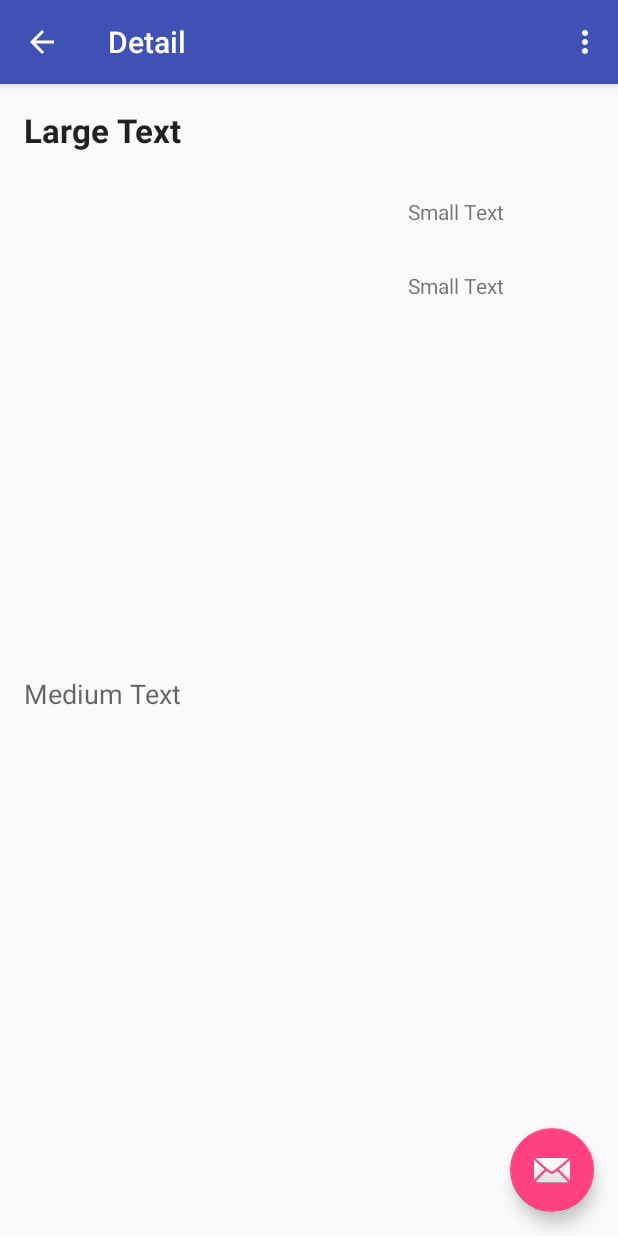
After one commit to ducs1988/PopularMovies, an Android app: the DetailActivity screen opened directly, with no data from a screen before it, on a phone screen of 412 x 824 dp. The commit adds this screen. Run offline under Robolectric (Android 15) with nearby library versions, the phone set to English and light mode, and no system bars; our stand-ins replace Picasso; pictures from the network do not load.

Commit message:
Big feature: Detail Activity

```diff
--- /dev/null
+++ b/app/src/main/java/com/example/cs/popularmovies/DetailActivity.java
@@ -0,0 +1,54 @@
+package com.example.cs.popularmovies;
+
+import android.content.Intent;
+import android.os.Bundle;
+import android.support.design.widget.FloatingActionButton;
+import android.support.design.widget.Snackbar;
+import android.support.v7.app.AppCompatActivity;
+import android.support.v7.widget.Toolbar;
+import android.view.Menu;
+import android.view.MenuItem;
+import android.view.View;
+
+public class DetailActivity extends AppCompatActivity {
+
+    @Override
+    protected void onCreate(Bundle savedInstanceState) {
+        super.onCreate(savedInstanceState);
+        setContentView(R.layout.activity_detail);
+        Toolbar toolbar = (Toolbar) findViewById(R.id.toolbar);
+        setSupportActionBar(toolbar);
+
+        FloatingActionButton fab = (FloatingActionButton) findViewById(R.id.fab);
+        fab.setOnClickListener(new View.OnClickListener() {
+            @Override
+            public void onClick(View view) {
+                Snackbar.make(view, "Replace with your own action", Snackbar.LENGTH_LONG)
+                        .setAction("Action", null).show();
+            }
+        });
+        getSupportActionBar().setDisplayHomeAsUpEnabled(true);
+    }
+
+    @Override
+    public boolean onCreateOptionsMenu(Menu menu) {
+        // Inflate the menu; this adds items to the action bar if it is present.
+        getMenuInflater().inflate(R.menu.menu_detail, menu);
+        return true;
+    }
+
+    @Override
+    public boolean onOptionsItemSelected(MenuItem item) {
+
+        int id = item.getItemId();
+
+        //noinspection SimplifiableIfStatement
+        if (id == R.id.action_settings) {
+            startActivity(new Intent(this, SettingsActivity.class));
+            return true;
+        }
+
+        return super.onOptionsItemSelected(item);
+    }
+
+}
--- /dev/null
+++ b/app/src/main/java/com/example/cs/popularmovies/DetailActivityFragment.java
@@ -0,0 +1,64 @@
+package com.example.cs.popularmovies;
+
+import android.content.Intent;
+import android.os.Bundle;
+import android.support.v4.app.Fragment;
+import android.view.LayoutInflater;
+import android.view.View;
+import android.view.ViewGroup;
+import android.widget.ImageView;
+import android.widget.TextView;
+
+import com.squareup.picasso.Picasso;
+
+/**
+ * A placeholder fragment containing a simple view.
+ */
+public class DetailActivityFragment extends Fragment {
+
+    public DetailActivityFragment() {
+    }
+
+    @Override
+    public View onCreateView(LayoutInflater inflater, ViewGroup container,
+                             Bundle savedInstanceState) {
+
+
+        View rootView =  inflater.inflate(R.layout.fragment_detail, container, false);
+
+        Intent intent = getActivity().getIntent();
+        if (intent != null && intent.hasExtra("MovieDetail")) {
+
+            MovieInfo movieDetail = (MovieInfo) intent.getSerializableExtra("MovieDetail");
+
+            ((TextView) rootView.findViewById(R.id.org_title))
+                    .setText(movieDetail.getOriginal_title());
+
+            ImageView imageView = (ImageView) rootView.findViewById(R.id.poster);
+            String url = "http://image.tmdb.org/t/p/w500/" +
+                    movieDetail.getPoster_path();
+            // picasso
+            Picasso.with(getActivity())
+                    .load(url)
+                    .into(imageView);
+            imageView.setScaleType(ImageView.ScaleType.FIT_XY);
+
+            ((TextView) rootView.findViewById(R.id.releaseDate))
+                    .setText("Release: " + movieDetail.getRelease_date());
+
+            ((TextView) rootView.findViewById(R.id.vote_average))
+                    .setText("Rate: " + movieDetail.getVote_average());
+
+/*
+            ((TextView) rootView.findViewById(R.id.runtime))
+                    .setText(movieDetail.);
+*/
+
+            ((TextView) rootView.findViewById(R.id.overview))
+                    .setText("Overview: \n" + movieDetail.getOverview());
+        }
+
+        return rootView;
+    }
+
+}
--- /dev/null
+++ b/app/src/main/res/layout/activity_detail.xml
@@ -0,0 +1,34 @@
+<?xml version="1.0" encoding="utf-8"?>
+<android.support.design.widget.CoordinatorLayout xmlns:android="http://schemas.android.com/apk/res/android"
+    xmlns:app="http://schemas.android.com/apk/res-auto"
+    xmlns:tools="http://schemas.android.com/tools"
+    android:layout_width="match_parent"
+    android:layout_height="match_parent"
+    android:fitsSystemWindows="true"
+    tools:context="com.example.cs.popularmovies.DetailActivity">
+
+    <android.support.design.widget.AppBarLayout
+        android:layout_width="match_parent"
+        android:layout_height="wrap_content"
+        android:theme="@style/AppTheme.AppBarOverlay">
+
+        <android.support.v7.widget.Toolbar
+            android:id="@+id/toolbar"
+            android:layout_width="match_parent"
+            android:layout_height="?attr/actionBarSize"
+            android:background="?attr/colorPrimary"
+            app:popupTheme="@style/AppTheme.PopupOverlay" />
+
+    </android.support.design.widget.AppBarLayout>
+
+    <include layout="@layout/content_detail" />
+
+    <android.support.design.widget.FloatingActionButton
+        android:id="@+id/fab"
+        android:layout_width="wrap_content"
+        android:layout_height="wrap_content"
+        android:layout_gravity="bottom|end"
+        android:layout_margin="@dimen/fab_margin"
+        android:src="@android:drawable/ic_dialog_email" />
+
+</android.support.design.widget.CoordinatorLayout>
--- /dev/null
+++ b/app/src/main/res/layout/fragment_detail.xml
@@ -0,0 +1,99 @@
+<ScrollView
+    android:layout_width="match_parent"
+    android:layout_height="match_parent"
+    xmlns:android="http://schemas.android.com/apk/res/android">
+
+<RelativeLayout xmlns:android="http://schemas.android.com/apk/res/android"
+    xmlns:tools="http://schemas.android.com/tools"
+    android:layout_width="match_parent"
+    android:layout_height="match_parent"
+    android:paddingBottom="@dimen/activity_vertical_margin"
+    android:paddingLeft="@dimen/activity_horizontal_margin"
+    android:paddingRight="@dimen/activity_horizontal_margin"
+    android:paddingTop="@dimen/activity_vertical_margin"
+    tools:context="com.example.cs.popularmovies.DetailActivityFragment"
+    tools:showIn="@layout/activity_detail"
+    tools:ignore="MergeRootFrame">
+
+    <!--<ListView
+        android:layout_width="match_parent"
+        android:layout_height="match_parent"
+        android:id="@+id/movie_details" />-->
+
+    <!--<TextView
+        android:layout_width="match_parent"
+        android:layout_height="match_parent"
+        android:minHeight="?android:attr/listPreferredItemHeight"
+        android:gravity="center"
+        android:id="@+id/movie_id"/>-->
+
+    <TextView
+        android:layout_width="match_parent"
+        android:layout_height="wrap_content"
+        android:textAppearance="?android:attr/textAppearanceLarge"
+        android:text="Large Text"
+        android:id="@+id/org_title"
+        android:layout_alignParentTop="true"
+        android:layout_centerHorizontal="true"
+        android:textStyle="bold" />
+
+    <ImageView
+        android:layout_width="wrap_content"
+        android:layout_height="wrap_content"
+        android:id="@+id/poster"
+        android:layout_below="@+id/org_title"
+        android:layout_alignParentLeft="true"
+        android:layout_alignParentStart="true"
+        android:layout_marginTop="30dp"
+        android:contentDescription="@string/poster"
+        android:maxWidth="150dp"
+        android:maxHeight="300dp" />
+
+    <TextView
+        android:layout_width="wrap_content"
+        android:layout_height="wrap_content"
+        android:textAppearance="?android:attr/textAppearanceSmall"
+        android:text="Small Text"
+        android:id="@+id/releaseDate"
+        android:layout_marginRight="60dp"
+        android:layout_marginEnd="60dp"
+        android:layout_alignTop="@+id/poster"
+        android:layout_alignRight="@+id/org_title"
+        android:layout_alignEnd="@+id/org_title" />
+
+    <TextView
+        android:layout_width="wrap_content"
+        android:layout_height="wrap_content"
+        android:textAppearance="?android:attr/textAppearanceSmall"
+        android:text="Small Text"
+        android:id="@+id/vote_average"
+        android:layout_below="@+id/releaseDate"
+        android:layout_alignLeft="@+id/releaseDate"
+        android:layout_alignStart="@+id/releaseDate"
+        android:layout_marginTop="30dp" />
+
+    <!--<TextView
+        android:layout_width="wrap_content"
+        android:layout_height="wrap_content"
+        android:textAppearance="?android:attr/textAppearanceSmall"
+        android:text="Small Text"
+        android:id="@+id/runtime"
+        android:layout_below="@+id/vote_average"
+        android:layout_alignRight="@+id/overview"
+        android:layout_marginRight="41dp" />-->
+
+    <TextView
+        android:layout_width="match_parent"
+        android:layout_height="wrap_content"
+        android:textAppearance="?android:attr/textAppearanceMedium"
+        android:text="Medium Text"
+        android:id="@+id/overview"
+
+        android:layout_alignWithParentIfMissing="true"
+        android:layout_below="@+id/vote_average"
+        android:layout_alignParentLeft="true"
+        android:layout_alignParentStart="true"
+        android:layout_marginTop="250dp" />
+</RelativeLayout>
+
+</ScrollView>
--- /dev/null
+++ b/app/src/main/res/menu/menu_detail.xml
@@ -0,0 +1,10 @@
+<menu xmlns:android="http://schemas.android.com/apk/res/android"
+    xmlns:app="http://schemas.android.com/apk/res-auto"
+    xmlns:tools="http://schemas.android.com/tools"
+    tools:context="com.example.cs.popularmovies.DetailActivity">
+    <item
+        android:id="@+id/action_settings"
+        android:orderInCategory="100"
+        android:title="@string/action_settings"
+        app:showAsAction="never" />
+</menu>
```
Also changed, not shown: app/src/main/AndroidManifest.xml (+13 -5 lines), app/src/main/java/com/example/cs/popularmovies/MainActivityFragment.java (+26 -13 lines), app/src/main/java/com/example/cs/popularmovies/MovieInfo.java (+39 -1 lines), app/src/main/res/layout/content_detail.xml (added, +9 -0 lines), app/src/main/res/layout/list_item_movie_detail.xml (added, +44 -0 lines), app/src/main/res/values/strings.xml (+5 -3 lines).
